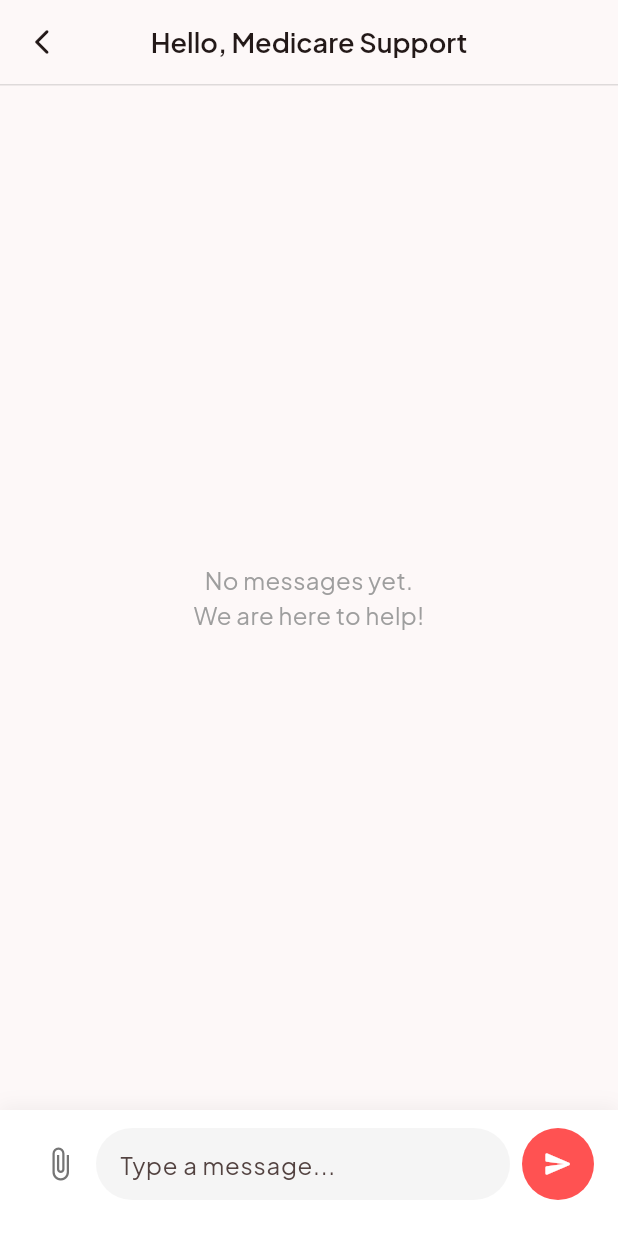
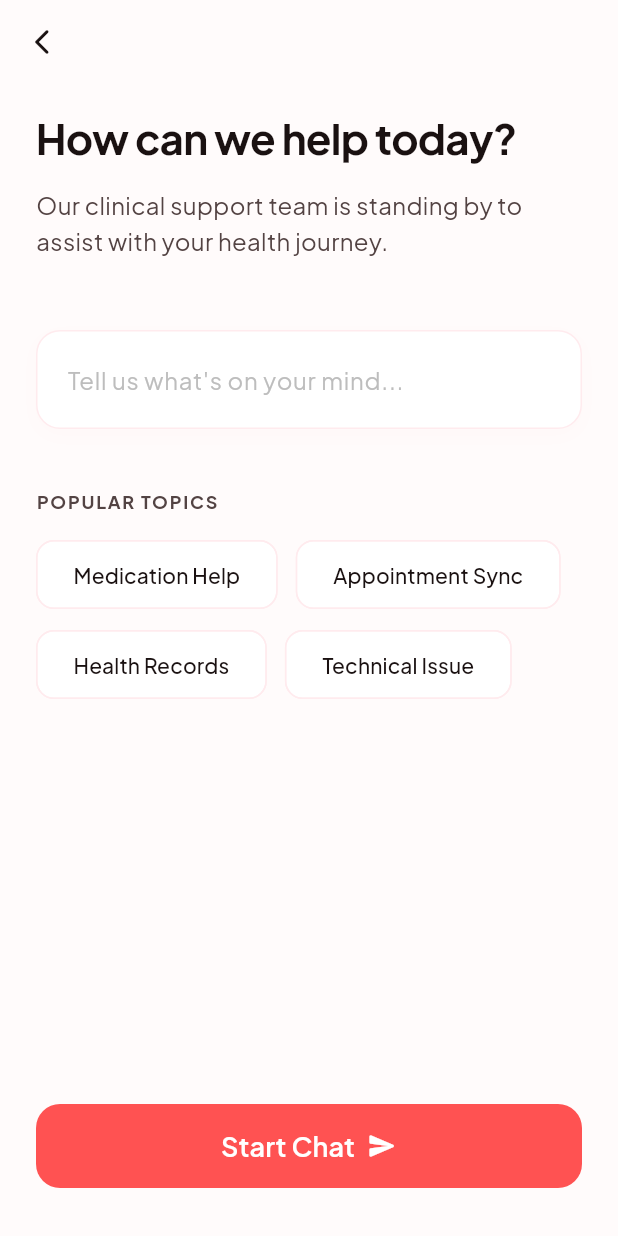
Before and after one commit to dminh312/MediCare, a Flutter app: the SupportScreen screen opened directly, after a tap on "Live Chat", on a phone screen of 412 x 824 dp. Run offline on Flutter 3.47's test engine with Material 3 defaults, Android fonts, the phone set to English and light mode, and no system bars; our stand-ins replace bot_toast, cached_network_image, cloud_firestore, connectivity_plus, device_info_plus, file_picker and 20 more; missing offline and left inert: flutter_pdfview, health; accounts and stored records are empty.

```diff
--- a/lib/UI/chatbot/chatbot_screen.dart
+++ b/lib/UI/chatbot/chatbot_screen.dart
@@ -63,12 +63,9 @@
         if (shouldSave != null) {
           await prefs.setBool('chatbot_save_history_preference', shouldSave);
         } else {
-          // If the user dismisses the modal without picking, default to True for now
-          // or we can prompt them again next time.
           await prefs.setBool('chatbot_save_history_preference', true);
         }
 
-        // Ensure state is updated since preference might have changed
         setState(() {
           _shouldSaveHistory = shouldSave ?? true;
         });
@@ -215,7 +212,6 @@
           }
         }
 
-        // We only want to set state once we have reconstructed everything
         setState(() {
           _currentSessionId = sessionId;
           _messages = loadedMessages;
@@ -320,8 +316,6 @@
             ),
           ),
         );
-        // Removed manual pop and reopen to prevent UI flash
-        // StreamBuilder will handle the state update automatically
       }
     } catch (e) {
       debugPrint("Error handling session delete/archive: $e");
@@ -1159,7 +1153,7 @@
               ),
               const SizedBox(height: 8),
               Text(
-                'Medicare+ AI Chatbot can make mistakes. Please verify important health advice.',
+                'Medicare+ AI Chatbot can make mistakes. Please verify important health advice from Doctor.',
                 style: TextStyle(
                   fontSize: 11,
                   color: isDarkMode ? Colors.grey[500] : Colors.grey[600],
--- a/lib/UI/profile/support/live_chat_screen.dart
+++ b/lib/UI/profile/support/live_chat_screen.dart
@@ -4,7 +4,9 @@
 import 'package:medicare/logic/services/live_chat_service.dart';
 
 class LiveChatScreen extends StatefulWidget {
-  const LiveChatScreen({super.key});
+  final String? topic;
+
+  const LiveChatScreen({super.key, this.topic});
 
   @override
   State<LiveChatScreen> createState() => _LiveChatScreenState();
@@ -14,6 +16,18 @@
   final LiveChatService _chatService = LiveChatService();
   final TextEditingController _messageController = TextEditingController();
   final FocusNode _focusNode = FocusNode();
+
+  @override
+  void initState() {
+    super.initState();
+    if (widget.topic != null && widget.topic!.isNotEmpty) {
+      // Send the topic as the first message automatically when entering the chat
+      // Small delay to ensure it feels like a natural start to the conversation
+      Future.delayed(const Duration(milliseconds: 500), () {
+        _chatService.sendMessage("I need help with: ${widget.topic}");
+      });
+    }
+  }
 
   void _sendMessage() {
     if (_messageController.text.trim().isNotEmpty) {
@@ -29,12 +43,19 @@
     const primaryBrandColor = Color(0xffff5252);
     final bgColor = isDarkMode ? const Color(0xff1a1111) : const Color(0xfffdf8f8);
 
+    String titleText = 'Medicare Support';
+    if (widget.topic != null && widget.topic!.isNotEmpty) {
+      titleText = widget.topic!.length > 25
+          ? '${widget.topic!.substring(0, 25)}...'
+          : widget.topic!;
+    }
+
     return Scaffold(
       backgroundColor: bgColor,
       appBar: AppBar(
-        title: const Text(
-          'Hello, Medicare Support',
-          style: TextStyle(fontSize: 18, fontWeight: FontWeight.w600),
+        title: Text(
+          titleText,
+          style: const TextStyle(fontSize: 18, fontWeight: FontWeight.w600),
         ),
         centerTitle: true,
         leading: IconButton(
--- a/lib/UI/profile/support/support_screen.dart
+++ b/lib/UI/profile/support/support_screen.dart
@@ -1,7 +1,7 @@
 import 'dart:ui';
 import 'package:flutter/material.dart';
 import 'package:flutter/services.dart';
-import 'package:medicare/UI/profile/support/live_chat_screen.dart';
+import 'package:medicare/UI/profile/support/support_topic_screen.dart';
 
 class SupportScreen extends StatefulWidget {
   const SupportScreen({super.key});
@@ -239,7 +239,7 @@
           onTap: () {
             Navigator.push(
               context,
-              MaterialPageRoute(builder: (context) => const LiveChatScreen()),
+              MaterialPageRoute(builder: (context) => const SupportTopicScreen()),
             );
           },
         ),
--- /dev/null
+++ b/lib/UI/profile/support/support_topic_screen.dart
@@ -0,0 +1,218 @@
+import 'package:flutter/material.dart';
+import 'package:medicare/UI/profile/support/live_chat_screen.dart';
+
+class SupportTopicScreen extends StatefulWidget {
+  const SupportTopicScreen({super.key});
+
+  @override
+  State<SupportTopicScreen> createState() => _SupportTopicScreenState();
+}
+
+class _SupportTopicScreenState extends State<SupportTopicScreen> {
+  final TextEditingController _topicController = TextEditingController();
+  final List<String> _popularTopics = [
+    'Medication Help',
+    'Appointment Sync',
+    'Health Records',
+    'Technical Issue'
+  ];
+
+  String _selectedTopic = '';
+
+  void _startChat() {
+    String finalTopic = _topicController.text.trim();
+    if (finalTopic.isEmpty && _selectedTopic.isNotEmpty) {
+      finalTopic = _selectedTopic;
+    }
+
+    if (finalTopic.isEmpty) {
+      ScaffoldMessenger.of(context).showSnackBar(
+        const SnackBar(content: Text('Please enter or select a topic to continue.')),
+      );
+      return;
+    }
+
+    Navigator.pushReplacement(
+      context,
+      MaterialPageRoute(
+        builder: (context) => LiveChatScreen(topic: finalTopic),
+      ),
+    );
+  }
+
+  @override
+  void dispose() {
+    _topicController.dispose();
+    super.dispose();
+  }
+
+  @override
+  Widget build(BuildContext context) {
+    final isDarkMode = Theme.of(context).brightness == Brightness.dark;
+    const primaryColor = Color(0xffff5252);
+    final bgColor = isDarkMode ? const Color(0xff1a1111) : const Color(0xfffffbfb);
+    final surfaceColor = isDarkMode ? const Color(0xff2d1f1f) : Colors.white;
+    final onSurfaceColor = isDarkMode ? Colors.white : const Color(0xff1a1111);
+    final onSurfaceVariantColor = isDarkMode ? Colors.white70 : const Color(0xff534343);
+    final borderColor = isDarkMode ? Colors.red.shade900.withAlpha(26) : Colors.red.shade50;
+
+    return Scaffold(
+      backgroundColor: bgColor,
+      appBar: AppBar(
+        backgroundColor: Colors.transparent,
+        elevation: 0,
+        scrolledUnderElevation: 0,
+        leading: IconButton(
+          icon: Icon(Icons.arrow_back_ios_new_rounded, size: 20, color: onSurfaceColor),
+          onPressed: () => Navigator.of(context).pop(),
+        ),
+      ),
+      body: SafeArea(
+        child: Padding(
+          padding: const EdgeInsets.symmetric(horizontal: 24.0),
+          child: Column(
+            crossAxisAlignment: CrossAxisAlignment.start,
+            children: [
+              const SizedBox(height: 16),
+              Text(
+                'How can we help today?',
+                style: TextStyle(
+                  fontSize: 28,
+                  fontWeight: FontWeight.bold,
+                  color: onSurfaceColor,
+                  letterSpacing: -0.5,
+                ),
+              ),
+              const SizedBox(height: 12),
+              Text(
+                'Our clinical support team is standing by to assist with your health journey.',
+                style: TextStyle(
+                  fontSize: 16,
+                  color: onSurfaceVariantColor,
+                  height: 1.5,
+                ),
+              ),
+              const SizedBox(height: 48),
+
+              // Custom text input
+              Container(
+                decoration: BoxDecoration(
+                  color: surfaceColor,
+                  borderRadius: BorderRadius.circular(16),
+                  border: Border.all(color: borderColor),
+                  boxShadow: [
+                    BoxShadow(
+                      color: primaryColor.withOpacity(0.02),
+                      blurRadius: 10,
+                      offset: const Offset(0, 4),
+                    ),
+                  ],
+                ),
+                child: TextField(
+                  controller: _topicController,
+                  onChanged: (val) {
+                    if (val.isNotEmpty && _selectedTopic.isNotEmpty) {
+                      setState(() {
+                        _selectedTopic = '';
+                      });
+                    }
+                  },
+                  maxLines: 3,
+                  minLines: 1,
+                  style: TextStyle(fontSize: 16, color: onSurfaceColor),
+                  decoration: InputDecoration(
+                    hintText: "Tell us what's on your mind...",
+                    hintStyle: TextStyle(color: Colors.grey.shade400, fontSize: 16),
+                    border: InputBorder.none,
+                    contentPadding: const EdgeInsets.all(20),
+                  ),
+                ),
+              ),
+
+              const SizedBox(height: 40),
+
+              // Popular Topics
+              Text(
+                'POPULAR TOPICS',
+                style: TextStyle(
+                  fontSize: 12,
+                  fontWeight: FontWeight.w700,
+                  letterSpacing: 1.2,
+                  color: onSurfaceVariantColor,
+                ),
+              ),
+              const SizedBox(height: 16),
+              Wrap(
+                spacing: 12,
+                runSpacing: 12,
+                children: _popularTopics.map((topic) {
+                  final isSelected = _selectedTopic == topic;
+                  return ChoiceChip(
+                    label: Text(topic),
+                    selected: isSelected,
+                    onSelected: (selected) {
+                      setState(() {
+                        _selectedTopic = selected ? topic : '';
+                        if (selected) {
+                          _topicController.clear();
+                        }
+                      });
+                    },
+                    backgroundColor: surfaceColor,
+                    selectedColor: primaryColor.withOpacity(0.1),
+                    labelStyle: TextStyle(
+                      color: isSelected ? primaryColor : onSurfaceColor,
+                      fontWeight: isSelected ? FontWeight.w600 : FontWeight.w500,
+                    ),
+                    padding: const EdgeInsets.symmetric(horizontal: 16, vertical: 12),
+                    shape: RoundedRectangleBorder(
+                      borderRadius: BorderRadius.circular(12),
+                      side: BorderSide(
+                        color: isSelected ? primaryColor : borderColor,
+                        width: isSelected ? 1.5 : 1.0,
+                      ),
+                    ),
+                  );
+                }).toList(),
+              ),
+
+              const Spacer(),
+
+              // Start Chat Button
+              SizedBox(
+                width: double.infinity,
+                height: 56,
+                child: ElevatedButton(
+                  onPressed: _startChat,
+                  style: ElevatedButton.styleFrom(
+                    backgroundColor: primaryColor,
+                    foregroundColor: Colors.white,
+                    elevation: 0,
+                    shape: RoundedRectangleBorder(
+                      borderRadius: BorderRadius.circular(16),
+                    ),
+                  ),
+                  child: const Row(
+                    mainAxisAlignment: MainAxisAlignment.center,
+                    children: [
+                      Text(
+                        'Start Chat',
+                        style: TextStyle(
+                          fontSize: 18,
+                          fontWeight: FontWeight.w600,
+                        ),
+                      ),
+                      SizedBox(width: 8),
+                      Icon(Icons.send_rounded, size: 20),
+                    ],
+                  ),
+                ),
+              ),
+              const SizedBox(height: 32),
+            ],
+          ),
+        ),
+      ),
+    );
+  }
+}
--- a/lib/logic/viewmodels/health_data_viewmodel.dart
+++ b/lib/logic/viewmodels/health_data_viewmodel.dart
@@ -15,7 +15,7 @@
   int _latestHeartRate = 0;
   int _latestBloodOxygen = 0;
   String _sleepDuration = "0h 0m";
-  int _stepGoal = 100;
+  int _stepGoal = 1000;
   List<int> _weeklyStepsChart = List.filled(7, 0);
 
   // Detailed Sleep Metrics
@@ -102,7 +102,7 @@
   Future<void> checkConnectionStatus() async {
     final prefs = await SharedPreferences.getInstance();
     _isConnected = prefs.getBool('health_connect_connected') ?? false;
-    _stepGoal = prefs.getInt('step_goal') ?? 10000;
+    _stepGoal = prefs.getInt('step_goal') ?? 1000;
 
     _bedtimeHour = prefs.getString('sleep_bedtime_hour') ?? "22";
     _bedtimeMinute = prefs.getString('sleep_bedtime_minute') ?? "30";
```
Also changed, not shown: 1 other file.
